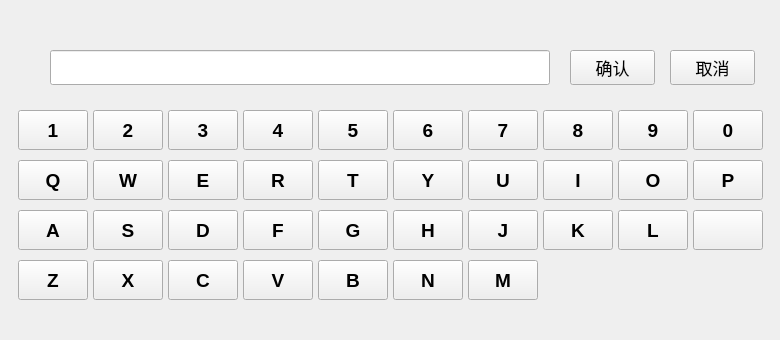
Above: demo/parameter/keyboarddialog.ui from heyuyi/qt-gui before the change. Below: the same form after it.
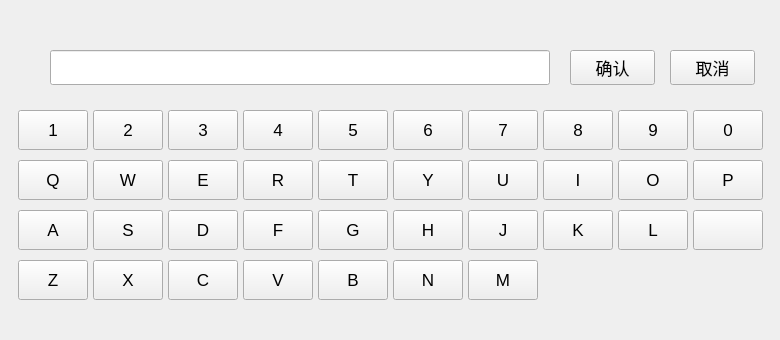
That is the form after the change. Icons and pictures are not drawn.

The edit to the form file:
```diff
--- a/demo/parameter/keyboarddialog.ui
+++ b/demo/parameter/keyboarddialog.ui
@@ -12,9 +12,7 @@
   </property>
   <property name="font">
    <font>
-    <pointsize>14</pointsize>
-    <weight>75</weight>
-    <bold>true</bold>
+    <pointsize>13</pointsize>
    </font>
   </property>
   <property name="windowTitle">
```
Left out of the diff: 18 changed lines with no effect on the pictures.
